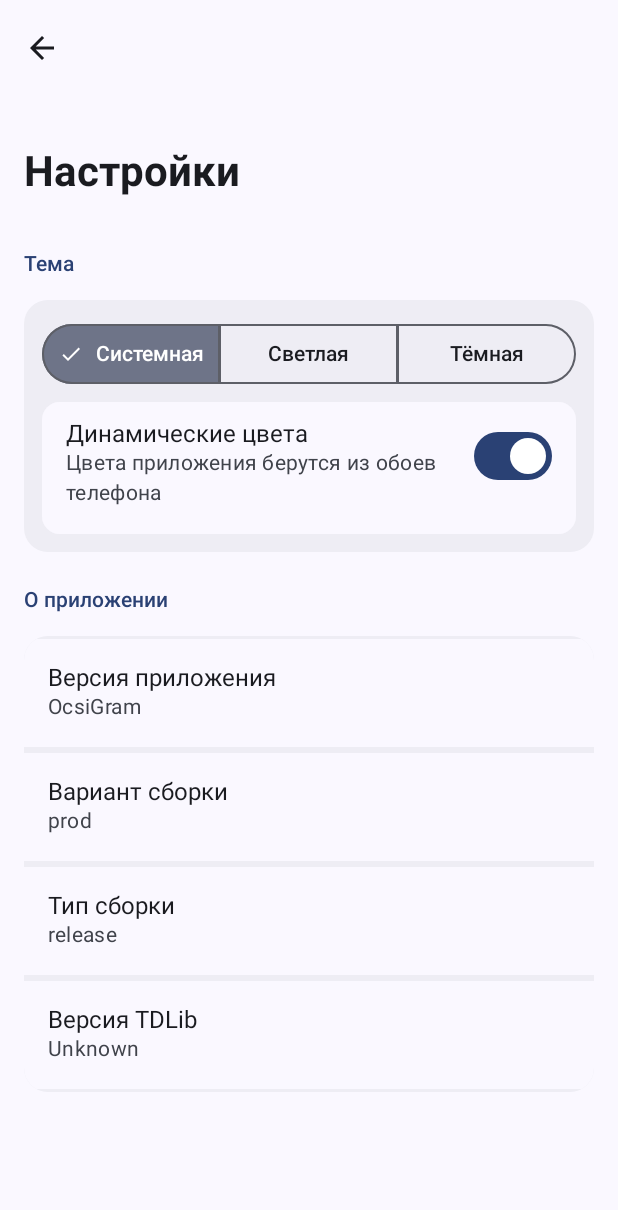
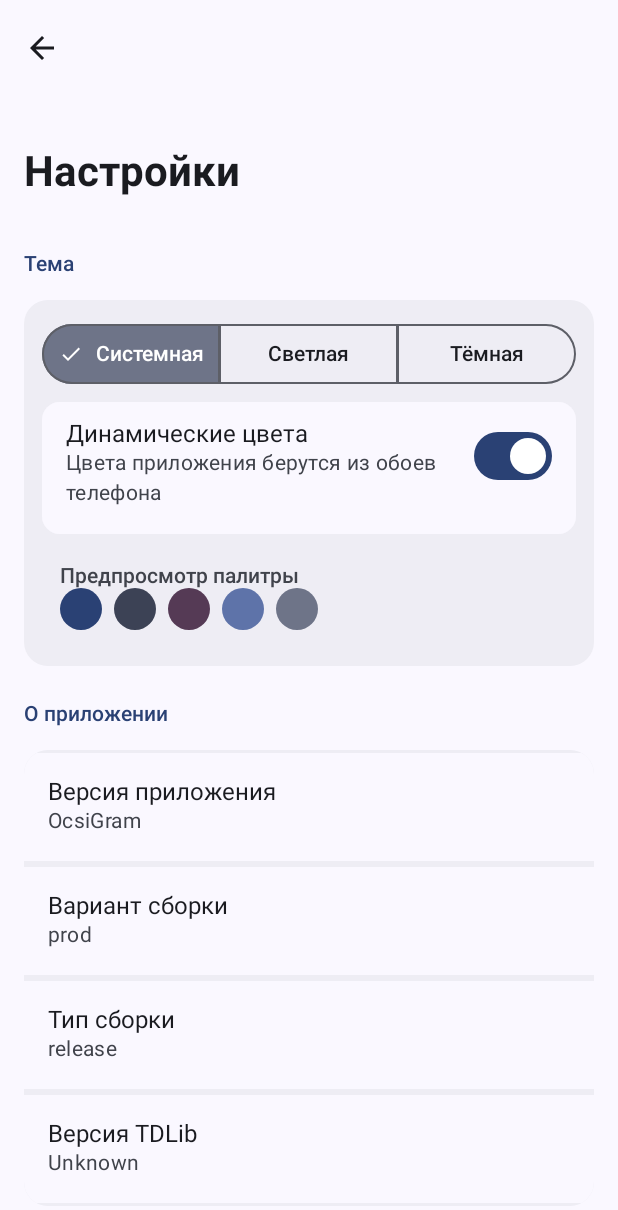
Before and after one commit to oreon22/OcsigramLite, an Android app built with Jetpack Compose: the SettingsRoute screen opened through its navigation route, on a phone screen of 412 x 824 dp. Shown: the top 1210 px of the screen. Run offline under Robolectric (Android 15) with nearby library versions, the phone set to English and light mode, and no system bars; our stand-ins replace Dagger/Hilt's generated code, Material 3 Expressive styles (plain Material 3 is drawn); libraries missing offline, so code that uses them is left out: androidx.hilt.lifecycle, org.drinkless.tdlib; 7 statements that could not run were skipped.

Commit message:
Task 3: enable dynamic colors and palette preview
Co-authored-by: Copilot <223556219+Copilot@users.noreply.github.com>

```diff
--- a/app/src/main/kotlin/ocsigram/lite/org/feature/settings/SettingsScreen.kt
+++ b/app/src/main/kotlin/ocsigram/lite/org/feature/settings/SettingsScreen.kt
@@ -37,6 +37,7 @@ import ocsigram.lite.org.R
 import ocsigram.lite.org.data.settings.ThemeMode
 import ocsigram.lite.org.ui.components.SectionHeader
 import ocsigram.lite.org.ui.theme.OcsiGramTheme
+import ocsigram.lite.org.ui.components.PalettePreview
 
 @Composable
 fun SettingsRoute(
@@ -124,6 +125,7 @@ fun SettingsScreen(
                             },
                         )
                     }
+                    PalettePreview(modifier = Modifier.padding(12.dp))
                 }
             }
 
--- /dev/null
+++ b/app/src/main/kotlin/ocsigram/lite/org/ui/components/PalettePreview.kt
@@ -0,0 +1,62 @@
+package ocsigram.lite.org.ui.components
+
+import androidx.compose.foundation.layout.Arrangement
+import androidx.compose.foundation.layout.Column
+import androidx.compose.foundation.layout.Row
+import androidx.compose.foundation.layout.size
+import androidx.compose.foundation.shape.CircleShape
+import androidx.compose.material3.MaterialTheme
+import androidx.compose.material3.Surface
+import androidx.compose.material3.Text
+import androidx.compose.runtime.Composable
+import androidx.compose.ui.Alignment
+import androidx.compose.ui.Modifier
+import androidx.compose.ui.graphics.Color
+import androidx.compose.ui.res.stringResource
+import androidx.compose.ui.semantics.contentDescription
+import androidx.compose.ui.semantics.semantics
+import androidx.compose.ui.unit.dp
+import ocsigram.lite.org.R
+import androidx.compose.ui.tooling.preview.PreviewLightDark
+import androidx.compose.runtime.mutableStateOf
+import androidx.compose.runtime.remember
+import ocsigram.lite.org.ui.theme.OcsiGramTheme
+
+@Composable
+fun PalettePreview(modifier: Modifier = Modifier) {
+    val colors = listOf(
+        MaterialTheme.colorScheme.primary,
+        MaterialTheme.colorScheme.secondary,
+        MaterialTheme.colorScheme.tertiary,
+        MaterialTheme.colorScheme.primaryContainer,
+        MaterialTheme.colorScheme.secondaryContainer,
+    )
+    val description = stringResource(R.string.palette_preview)
+    Column(modifier = modifier.semantics { contentDescription = description }) {
+        Text(
+            text = description,
+            style = MaterialTheme.typography.labelLarge,
+            color = MaterialTheme.colorScheme.onSurfaceVariant,
+        )
+        Row(horizontalArrangement = Arrangement.spacedBy(8.dp), verticalAlignment = Alignment.CenterVertically) {
+            colors.forEach { color ->
+                Surface(
+                    modifier = Modifier.size(28.dp),
+                    shape = CircleShape,
+                    color = color,
+                ) {}
+            }
+
+            @PreviewLightDark
+            @Composable
+            private fun PalettePreviewPreview() {
+                OcsiGramTheme(
+                    darkTheme = remember { mutableStateOf(false) },
+                    dynamicColor = remember { mutableStateOf(false) },
+                ) {
+                    PalettePreview(modifier = Modifier.padding(16.dp))
+                }
+            }
+        }
+    }
+}
--- a/app/src/main/kotlin/ocsigram/lite/org/ui/theme/Theme.kt
+++ b/app/src/main/kotlin/ocsigram/lite/org/ui/theme/Theme.kt
@@ -1,6 +1,5 @@
 package ocsigram.lite.org.ui.theme
 
-import android.os.Build
 import androidx.compose.foundation.isSystemInDarkTheme
 import androidx.compose.material3.MaterialTheme
 import androidx.compose.material3.darkColorScheme
@@ -120,7 +119,7 @@ fun OcsiGramTheme(
 ) {
     val context = LocalContext.current
     val dark = darkTheme.value ?: isSystemInDarkTheme()
-    val dynamic = dynamicColor.value && Build.VERSION.SDK_INT >= 31
+    val dynamic = dynamicColor.value
     val colorScheme = when {
         dynamic && dark -> dynamicDarkColorScheme(context)
         dynamic -> dynamicLightColorScheme(context)
--- /dev/null
+++ b/app/src/main/res/values-night/colors.xml
@@ -0,0 +1,4 @@
+<?xml version="1.0" encoding="utf-8"?>
+<resources>
+    <color name="window_background_dark">#FF111318</color>
+</resources>
--- /dev/null
+++ b/app/src/main/res/values-night/themes.xml
@@ -0,0 +1,6 @@
+<?xml version="1.0" encoding="utf-8"?>
+<resources>
+    <style name="Theme.OcsiGram" parent="android:style/Theme.Material.Light.NoActionBar">
+        <item name="android:windowBackground">@color/window_background_dark</item>
+    </style>
+</resources>
--- /dev/null
+++ b/app/src/main/res/values/colors.xml
@@ -0,0 +1,4 @@
+<?xml version="1.0" encoding="utf-8"?>
+<resources>
+    <color name="window_background_light">#FFFBF8FF</color>
+</resources>
--- a/app/src/main/res/values/themes.xml
+++ b/app/src/main/res/values/themes.xml
@@ -1,6 +1,8 @@
 <?xml version="1.0" encoding="utf-8"?>
 <resources>
-    <style name="Theme.OcsiGram" parent="android:style/Theme.Material.Light.NoActionBar" />
+    <style name="Theme.OcsiGram" parent="android:style/Theme.Material.Light.NoActionBar">
+        <item name="android:windowBackground">@color/window_background_light</item>
+    </style>
     <style name="Theme.OcsiGram.Splash" parent="Theme.SplashScreen">
         <item name="postSplashScreenTheme">@style/Theme.OcsiGram</item>
         <item name="windowSplashScreenAnimatedIcon">@drawable/ic_launcher_foreground</item>
```
